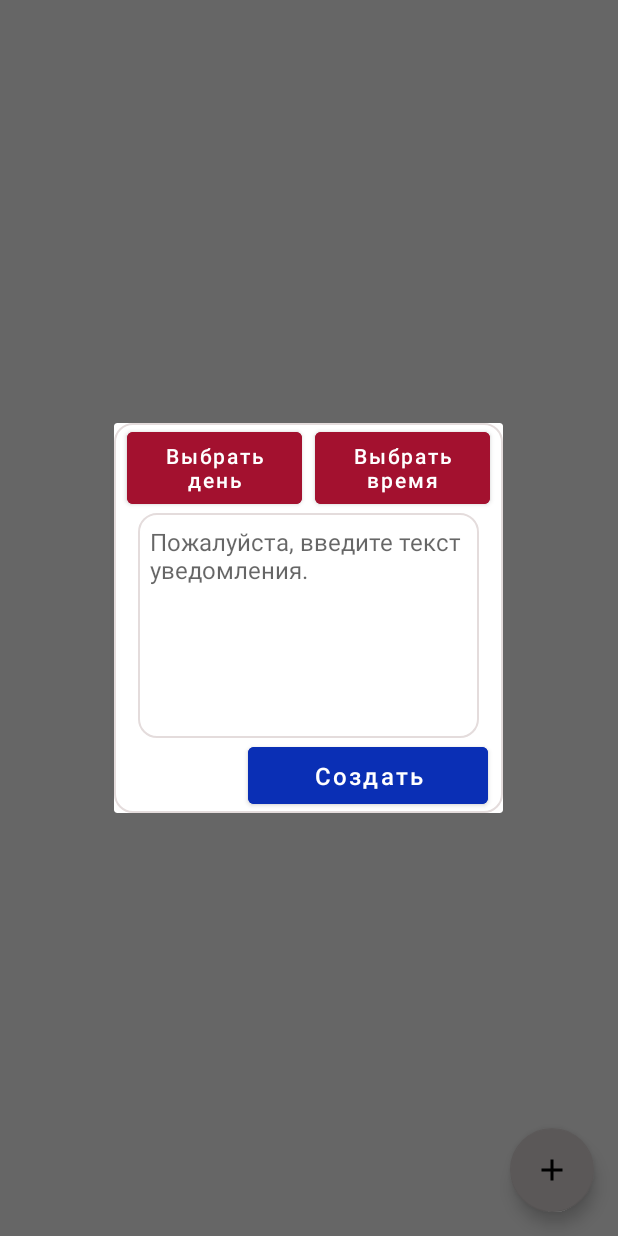
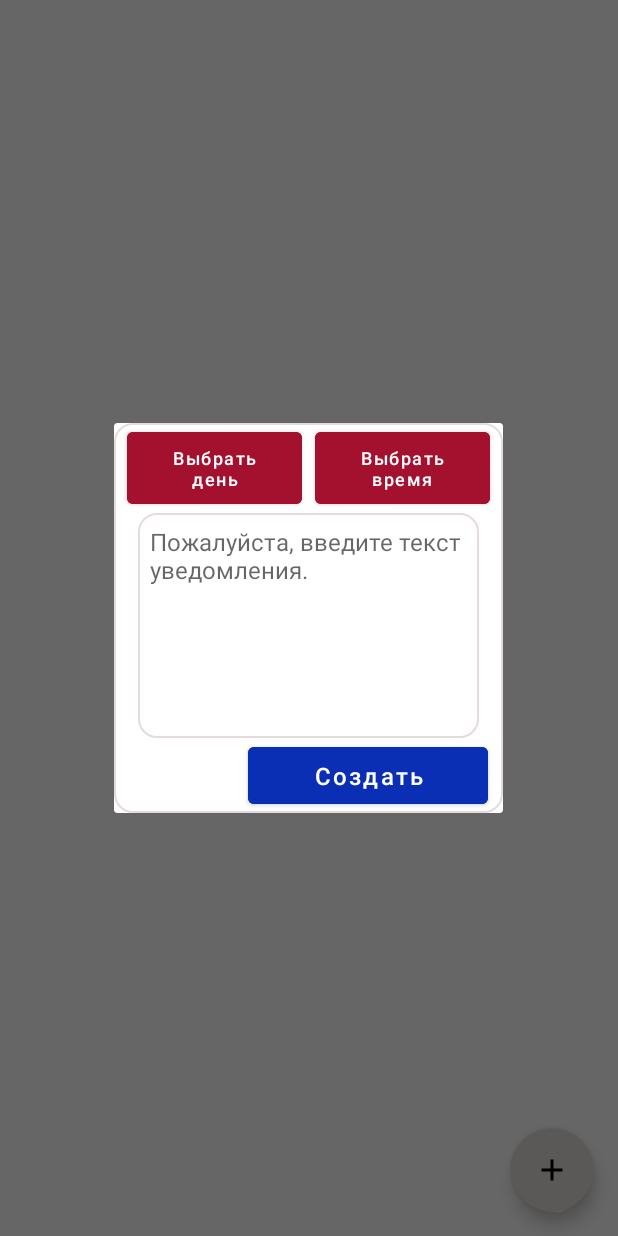
Before and after one commit to MichaelSenla/FitnessApp, an Android app: the fragment NotificationFragment placed in its activity, after a tap on an icon or button, on a phone screen of 412 x 824 dp. Run offline under Robolectric (Android 15) with nearby library versions, the phone set to English and light mode, and no system bars; our stand-ins replace Dagger/Hilt's generated code, RxJava; network calls fail; 1 statement that could not run was skipped.

Commit message:
Notifications

```diff
--- a/app/src/main/java/com/senla/fitnessapp/presentation/notification/NotificationFragment.kt
+++ b/app/src/main/java/com/senla/fitnessapp/presentation/notification/NotificationFragment.kt
@@ -1,9 +1,6 @@
 package com.senla.fitnessapp.presentation.notification
 
-import android.app.NotificationChannel
-import android.app.NotificationManager
-import android.app.PendingIntent
-import android.app.TaskStackBuilder
+import android.app.*
 import android.content.Context
 import android.content.Intent
 import android.content.SharedPreferences
@@ -14,8 +11,10 @@ import android.util.Log
 import android.view.LayoutInflater
 import android.view.View
 import android.view.ViewGroup
+import androidx.annotation.RequiresApi
 import androidx.core.app.NotificationCompat
 import androidx.core.app.NotificationManagerCompat
+import androidx.core.content.getSystemService
 import androidx.fragment.app.Fragment
 import androidx.fragment.app.viewModels
 import androidx.lifecycle.Observer
@@ -27,10 +26,19 @@ import com.senla.fitnessapp.databinding.FragmentNotificationBinding
 import com.senla.fitnessapp.presentation.jogging.JoggingFragment
 import com.senla.fitnessapp.presentation.main.MainFragment
 import com.senla.fitnessapp.presentation.navigation.SideNavigation.Companion.setNavigationMenuButtons
+import com.senla.fitnessapp.presentation.notification.broadcast.NotificationReceiver
 import com.senla.fitnessapp.presentation.notification.notificationDialog.NotificationDialogFragment
+import com.senla.fitnessapp.presentation.notification.notificationDialog.NotificationDialogFragment.Companion.savedDay
+import com.senla.fitnessapp.presentation.notification.notificationDialog.NotificationDialogFragment.Companion.savedHour
+import com.senla.fitnessapp.presentation.notification.notificationDialog.NotificationDialogFragment.Companion.savedMinute
+import com.senla.fitnessapp.presentation.notification.notificationDialog.NotificationDialogFragment.Companion.savedMonth
+import com.senla.fitnessapp.presentation.notification.notificationDialog.NotificationDialogFragment.Companion.savedYear
 import com.senla.fitnessapp.presentation.notification.recyclerView.NotificationAdapter
 import dagger.hilt.android.AndroidEntryPoint
+import java.text.SimpleDateFormat
+import java.util.*
 import javax.inject.Inject
+import kotlin.collections.ArrayList
 
 @AndroidEntryPoint
 class NotificationFragment : Fragment(),
@@ -39,16 +47,8 @@ class NotificationFragment : Fragment(),
 
     companion object {
         const val NOTIFICATION_DIALOG_TAG = "notificationDialog"
-        private const val PENDING_INTENT_REQUEST_CODE = 0
-        private const val NOTIFICATION_TITLE = "Your Health"
-        private const val NOTIFICATION_TEXT = "Пожалуйста, начните тренировку!" +
-                " В здоровом теле здоровый дух!"
-        const val JOGGING_FRAGMENT_EXTRA_KEY = "JoggingFragment"
     }
 
-    private val CHANNEL_ID = "channelID"
-    private val CHANNEL_NAME = "channelName"
-    private val NOTIFICATION_ID = 0
     private var _binding: FragmentNotificationBinding? = null
     private val binding get() = _binding!!
     private val viewModel: NotificationViewModel by viewModels()
@@ -66,45 +66,13 @@ class NotificationFragment : Fragment(),
         return binding.root
     }
 
+    @RequiresApi(Build.VERSION_CODES.M)
     override fun onViewCreated(view: View, savedInstanceState: Bundle?) {
         setNavigationMenuButtons(
             binding.navView, navigateToFragment, R.id.menuItemMain,
             MainFragment(), sharedPreferences!!)
         setAddNotificationButton()
         initRecyclerView()
-        createNotificationChannel()
-
-        val intent = Intent(requireContext(), MainActivity::class.java)
-        intent.putExtra(JOGGING_FRAGMENT_EXTRA_KEY, true)
-        val pendingIntent = TaskStackBuilder.create(requireContext()).run {
-            addNextIntentWithParentStack(intent)
-            getPendingIntent(PENDING_INTENT_REQUEST_CODE, PendingIntent.FLAG_UPDATE_CURRENT)
-        }
-
-        val notification = NotificationCompat.Builder(requireContext(), CHANNEL_ID)
-            .setContentTitle(NOTIFICATION_TITLE)
-            .setSmallIcon(R.id.icon)
-            .setContentText(NOTIFICATION_TEXT)
-            .setPriority(NotificationCompat.PRIORITY_HIGH)
-            .setContentIntent(pendingIntent)
-            .setAutoCancel(true)
-            .build()
-
-        val notificationManager = NotificationManagerCompat.from(requireContext())
-        notificationManager.notify(NOTIFICATION_ID, notification)
-    }
-
-    private fun createNotificationChannel() {
-        if(Build.VERSION.SDK_INT >= Build.VERSION_CODES.O) {
-            val channel = NotificationChannel(CHANNEL_ID, CHANNEL_NAME,
-                NotificationManager.IMPORTANCE_HIGH).apply {
-                    lightColor = Color.GREEN
-                    enableLights(true)
-            }
-            val manager = requireContext().getSystemService(Context.NOTIFICATION_SERVICE)
-                    as NotificationManager
-            manager.createNotificationChannel(channel)
-        }
     }
 
     private fun setAddNotificationButton() {
--- a/app/src/main/res/layout/fragment_notification_dialog.xml
+++ b/app/src/main/res/layout/fragment_notification_dialog.xml
@@ -16,7 +16,7 @@
         android:layout_marginEnd="@dimen/small_margin"
         android:backgroundTint="@color/red_tamarillo"
         android:text="@string/fragment_notification_dialog_choose_day_label"
-        android:textSize="@dimen/little_text_size"
+        android:textSize="@dimen/tiny_text_size"
         app:layout_constraintEnd_toStartOf="@id/btnChooseTime"
         app:layout_constraintStart_toStartOf="parent"
         app:layout_constraintTop_toTopOf="parent"
@@ -30,7 +30,7 @@
         android:layout_marginEnd="@dimen/small_margin"
         android:backgroundTint="@color/red_tamarillo"
         android:text="@string/fragment_notification_dialog_choose_time_label"
-        android:textSize="@dimen/little_text_size"
+        android:textSize="@dimen/tiny_text_size"
         app:layout_constraintBottom_toTopOf="@id/etNotificationText"
         app:layout_constraintEnd_toEndOf="parent"
         app:layout_constraintHorizontal_bias="0.5"
--- a/app/src/main/res/values/dimens.xml
+++ b/app/src/main/res/values/dimens.xml
@@ -7,6 +7,7 @@
     <dimen name="medium_margin">16dp</dimen>
     <dimen name="big_margin">24dp</dimen>
 
+    <dimen name="tiny_text_size">12sp</dimen>
     <dimen name="little_text_size">14sp</dimen>
     <dimen name="small_text_size">16sp</dimen>
     <dimen name="medium_text_size">22sp</dimen>
--- a/app/src/main/res/values/strings.xml
+++ b/app/src/main/res/values/strings.xml
@@ -19,7 +19,9 @@
     <string name="navigation_drawer_menu_item_exit">Выход</string>
 
     <string name="fragment_notification_dialog_choose_day_label">Выбрать день</string>
+    <string name="fragment_notification_dialog_chosen_day_pattern_text">%d.%d.%d</string>
     <string name="fragment_notification_dialog_choose_time_label">Выбрать время</string>
+    <string name="fragment_notification_dialog_chosen_time_pattern_text">%d:%d</string>
     <string name="fragment_notification_dialog_create_notification_label">Создать</string>
     <string name="fragment_notification_dialog_notification_edittext_hint_label">
         Пожалуйста, введите текст \nуведомления.</string>
```
Also changed, not shown: app/src/main/AndroidManifest.xml (+10 -0 lines), app/src/main/java/com/senla/fitnessapp/common/MainActivity.kt (+1 -11 lines), app/src/main/java/com/senla/fitnessapp/presentation/notification/broadcast/NotificationReceiver.kt (added, +79 -0 lines), app/src/main/java/com/senla/fitnessapp/presentation/notification/notificationDialog/NotificationDialogFragment.kt (+41 -0 lines).
